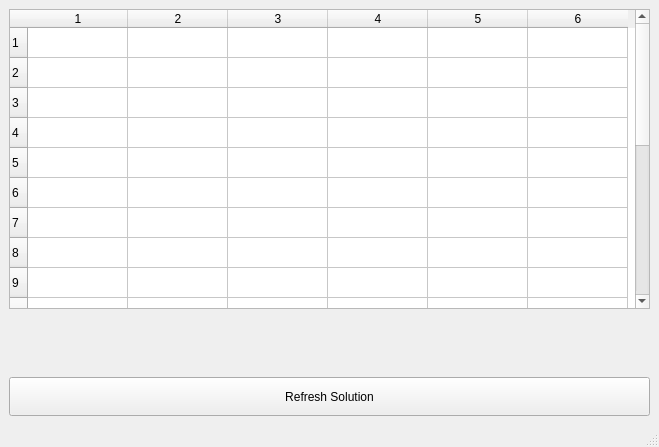
Before: the Qt Designer form ui/solution.ui in PlaviAjvar/Economic-Dispatching, drawn with Qt 5.
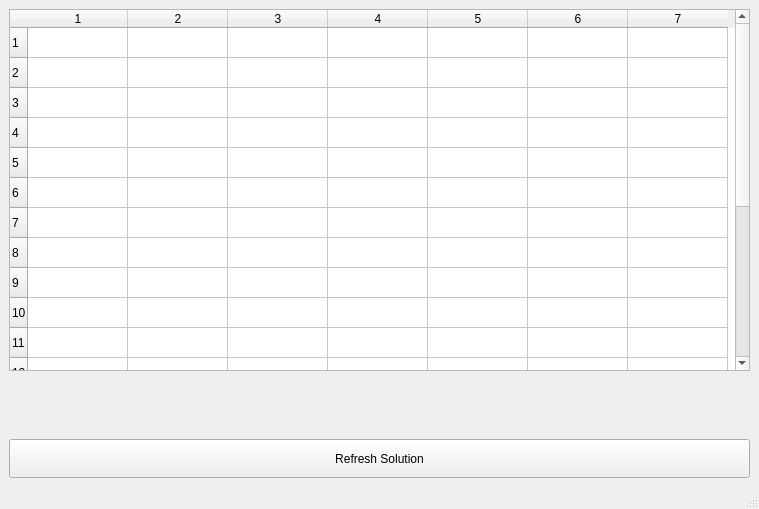
After: the same form once the commit is applied.

Patch:
```diff
--- a/ui/solution.ui
+++ b/ui/solution.ui
@@ -6,8 +6,8 @@
    <rect>
     <x>0</x>
     <y>0</y>
-    <width>659</width>
-    <height>447</height>
+    <width>759</width>
+    <height>509</height>
    </rect>
   </property>
   <property name="windowTitle">
@@ -21,7 +21,7 @@
        <number>20</number>
       </property>
       <property name="columnCount">
-       <number>6</number>
+       <number>7</number>
       </property>
       <row/>
       <row/>
@@ -49,6 +49,7 @@
       <column/>
       <column/>
       <column/>
+      <column/>
      </widget>
     </item>
     <item>
```
Left out of the diff: 2 changed lines with no effect on the pictures.
